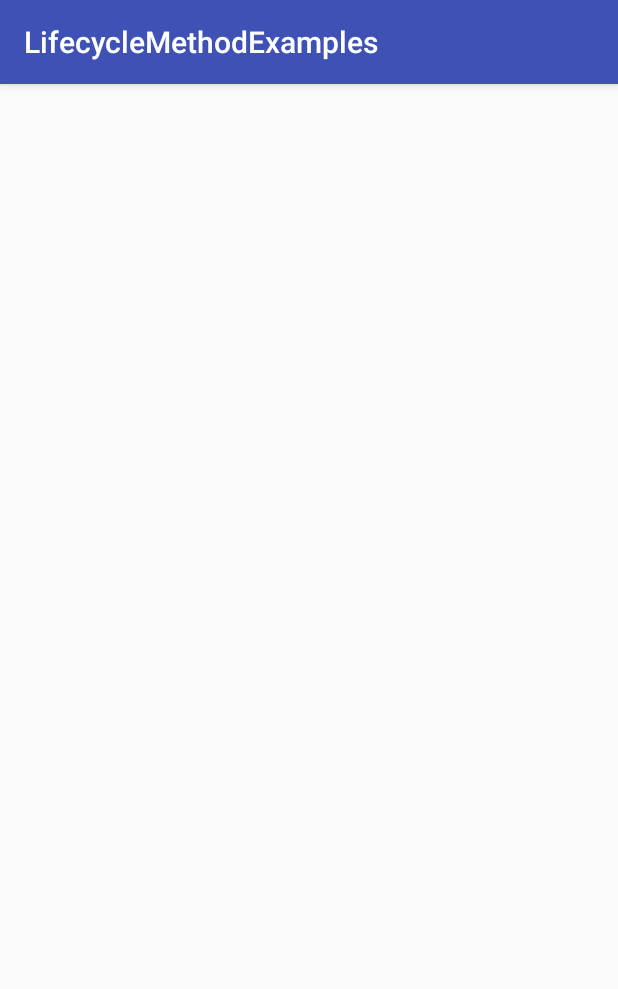
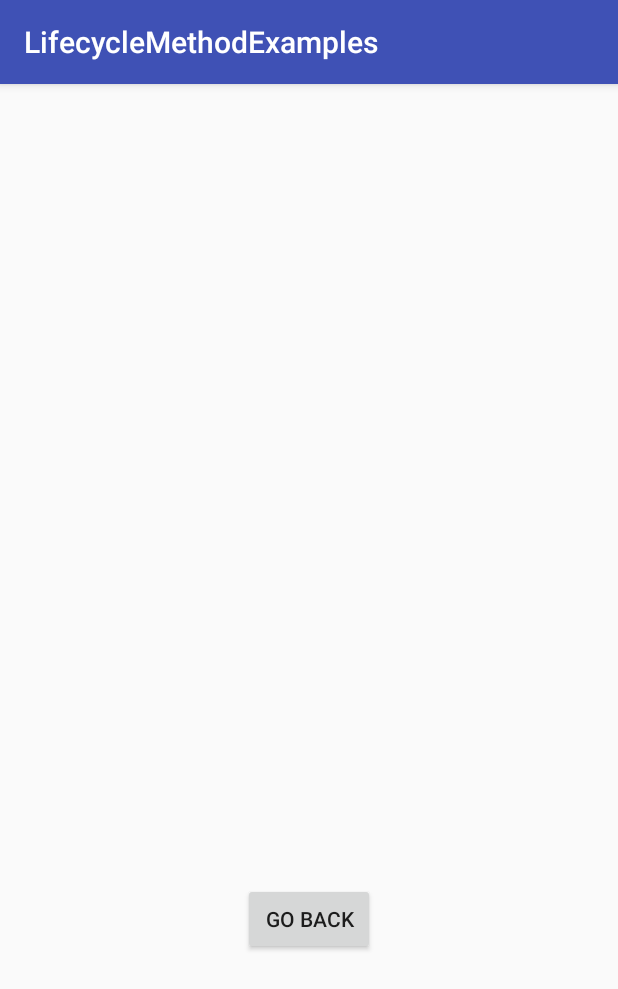
Before and after one commit to JSOUT01/LifecycleMethodsExamples, an Android app: the SecondActivity screen opened directly, with no data from a screen before it, on a phone screen of 412 x 824 dp. Shown: the top 989 px of the screen. Run offline under Robolectric (Android 15) with nearby library versions, the phone set to English and light mode, and no system bars.

Commit message:
Android application

```diff
--- a/app/src/main/java/com/example/jamessoutherland/lifecyclemethodexamples/SecondActivity.java
+++ b/app/src/main/java/com/example/jamessoutherland/lifecyclemethodexamples/SecondActivity.java
@@ -2,12 +2,31 @@ package com.example.jamessoutherland.lifecyclemethodexamples;
 
 import android.support.v7.app.AppCompatActivity;
 import android.os.Bundle;
+import android.view.View;
+import android.widget.Button;
 
 public class SecondActivity extends AppCompatActivity {
+
+    private Button finishButton;
 
     @Override
     protected void onCreate(Bundle savedInstanceState) {
         super.onCreate(savedInstanceState);
         setContentView(R.layout.activity_second);
+
+        //Links variable reference to UI element for this activity by Id
+        finishButton = findViewById(R.id.finish_button);
+
+        setListener();
+    }
+
+    private void setListener() {
+
+        finishButton.setOnClickListener(new View.OnClickListener() {
+            @Override
+            public void onClick(View view) {
+                finish();
+            }
+        });
     }
 }
--- a/app/src/main/res/layout/activity_main.xml
+++ b/app/src/main/res/layout/activity_main.xml
@@ -7,7 +7,7 @@
     tools:context=".MainActivity">
 
     <Button
-        android:id="@+id/button2"
+        android:id="@+id/finish_activity_button"
         android:layout_width="wrap_content"
         android:layout_height="wrap_content"
         android:layout_marginBottom="60dp"
@@ -17,7 +17,7 @@
         app:layout_constraintStart_toStartOf="parent" />
 
     <Button
-        android:id="@+id/button3"
+        android:id="@+id/start_new_activity"
         android:layout_width="wrap_content"
         android:layout_height="wrap_content"
         android:layout_marginTop="33dp"
--- a/app/src/main/res/layout/activity_second.xml
+++ b/app/src/main/res/layout/activity_second.xml
@@ -6,4 +6,14 @@
     android:layout_height="match_parent"
     tools:context=".SecondActivity">
 
+    <Button
+        android:id="@+id/finish_button"
+        android:layout_width="wrap_content"
+        android:layout_height="wrap_content"
+        android:text="Go Back"
+        app:layout_constraintBottom_toBottomOf="parent"
+        app:layout_constraintEnd_toEndOf="parent"
+        app:layout_constraintStart_toStartOf="parent"
+        app:layout_constraintTop_toTopOf="parent"
+        app:layout_constraintVertical_bias="0.74" />
 </android.support.constraint.ConstraintLayout>
```
Also changed, not shown: app/src/main/java/com/example/jamessoutherland/lifecyclemethodexamples/MainActivity.java (+41 -1 lines).
